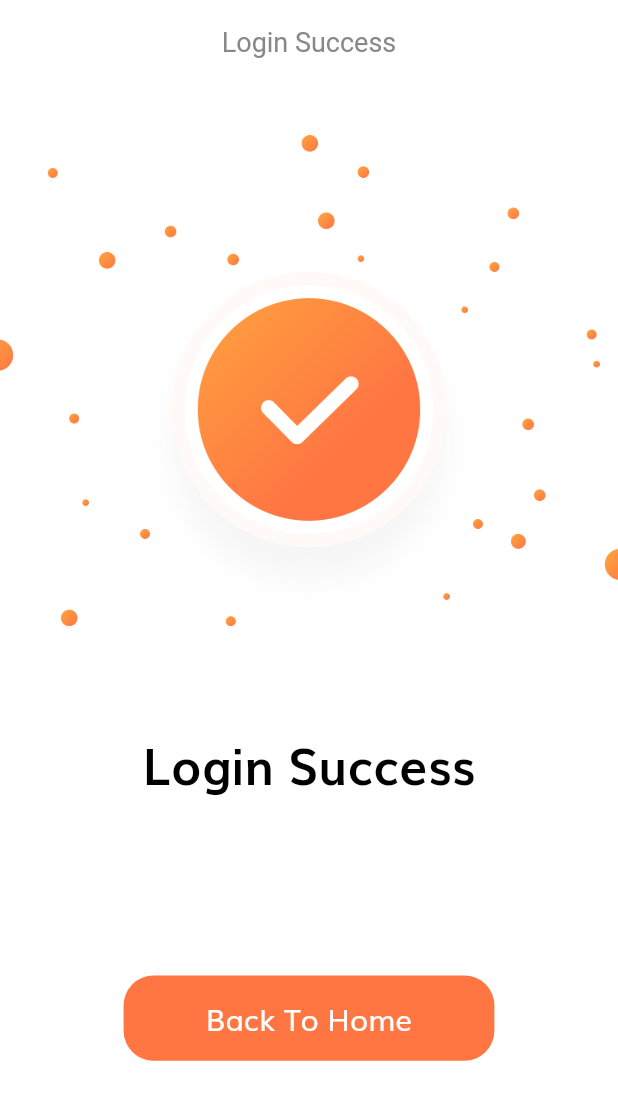
After one commit to AbdulRahmanMudasser/Flutter-E-Commerce-App, a Flutter app: the LoginSuccessPage screen opened by its route, on a phone screen of 412 x 824 dp. The commit adds this screen. Shown: the top 1100 px of the screen. Run offline on Flutter 3.47's test engine with Material 2 defaults, Android fonts, the phone set to English and light mode, and no system bars; our stand-ins replace flutter_svg.

Commit message:
Login Success Page Completed

```diff
--- /dev/null
+++ b/lib/components/widgets/login_success_page/login_success_body.dart
@@ -0,0 +1,45 @@
+import 'package:flutter/material.dart';
+import 'package:flutter_e_commerce_app/components/widgets/reusable_button.dart';
+import 'package:flutter_e_commerce_app/config/app_assets.dart';
+import 'package:flutter_e_commerce_app/config/app_size_config.dart';
+
+import '../../../config/app_string.dart';
+
+class LoginSuccessBody extends StatelessWidget {
+  const LoginSuccessBody({super.key});
+
+  @override
+  Widget build(BuildContext context) {
+    return Column(
+      children: [
+        SizedBox(
+          height: AppSizeConfig.screenHeight * 0.04,
+        ),
+        Image.asset(
+          AppAssets.loginSuccess,
+          height: AppSizeConfig.screenHeight * 0.4,
+        ),
+        SizedBox(
+          height: AppSizeConfig.screenHeight * 0.08,
+        ),
+        Text(
+          AppStrings.loginSuccess,
+          style: TextStyle(
+            fontSize: AppSizeConfig.getProportionateScreenWidth(30),
+            fontWeight: FontWeight.bold,
+            color: Colors.black,
+          ),
+        ),
+        const Spacer(),
+        SizedBox(
+          width: AppSizeConfig.screenWidth * 0.6,
+          child: ReusableButton(
+            text: AppStrings.backToHome,
+            onPressed: () {},
+          ),
+        ),
+        const Spacer(),
+      ],
+    );
+  }
+}
--- a/lib/config/app_assets.dart
+++ b/lib/config/app_assets.dart
@@ -2,6 +2,8 @@ class AppAssets {
   static const String splash1 = "assets/images/splash_1.png";
   static const String splash2 = "assets/images/splash_2.png";
   static const String splash3 = "assets/images/splash_3.png";
+
+  static const String loginSuccess = "assets/images/success.png";
 
   static const String mail = "assets/icons/Mail.svg";
   static const String lock = "assets/icons/Lock.svg";
--- a/lib/config/app_routes.dart
+++ b/lib/config/app_routes.dart
@@ -1,5 +1,6 @@
 import 'package:flutter/cupertino.dart';
 import 'package:flutter_e_commerce_app/pages/fogot_password_page.dart';
+import 'package:flutter_e_commerce_app/pages/login_success_page.dart';
 import 'package:flutter_e_commerce_app/pages/sign_in_page.dart';
 import 'package:flutter_e_commerce_app/pages/splash_page.dart';
 
@@ -8,5 +9,6 @@ class AppRoutes {
     "/splashPage": (context) => const SplashPage(),
     "/signInPage": (context) => const SignInPage(),
     "/forgotPasswordPage": (context) => const ForgotPasswordPage(),
+    "/loginSuccessPage": (context) => const LoginSuccessPage(),
   };
 }
--- a/lib/config/app_string.dart
+++ b/lib/config/app_string.dart
@@ -25,4 +25,7 @@ class AppStrings {
   static const kPassNullError = "Please Enter Your Password";
   static const kShortPassError = "Password Is Too Short";
   static const kMissMatchPassError = "Passwords Don't Match";
+
+  static const String loginSuccess = "Login Success";
+  static const String backToHome = "Back To Home";
 }
--- a/lib/config/app_theme.dart
+++ b/lib/config/app_theme.dart
@@ -38,5 +38,6 @@ class AppTheme {
     contentPadding: const EdgeInsets.symmetric(horizontal: 42, vertical: 20),
     enabledBorder: AppConstants.outlineInputBorder,
     focusedBorder: AppConstants.outlineInputBorder,
+    errorBorder: AppConstants.outlineInputBorder,
   );
 }
--- a/lib/pages/fogot_password_page.dart
+++ b/lib/pages/fogot_password_page.dart
@@ -1,6 +1,6 @@
 import 'package:flutter/material.dart';
 
-import '../components/widgets/forgot_password_body.dart';
+import '../components/widgets/forgot_password_page/forgot_password_body.dart';
 import '../config/app_string.dart';
 
 class ForgotPasswordPage extends StatelessWidget {
--- /dev/null
+++ b/lib/pages/login_success_page.dart
@@ -0,0 +1,19 @@
+import 'package:flutter/material.dart';
+
+import '../components/widgets/login_success_page/login_success_body.dart';
+import '../config/app_string.dart';
+
+class LoginSuccessPage extends StatelessWidget {
+  const LoginSuccessPage({super.key});
+
+  @override
+  Widget build(BuildContext context) {
+    return Scaffold(
+      appBar: AppBar(
+        leading: const SizedBox(),
+        title: const Text(AppStrings.loginSuccess),
+      ),
+      body: const LoginSuccessBody(),
+    );
+  }
+}
```
Also changed, not shown: lib/components/widgets/forgot_password_page/forgot_password_body.dart (added, +47 -0 lines), lib/components/widgets/forgot_password_page/forgot_password_form.dart (renamed from lib/components/widgets/forgot_password_body.dart, +9 -51 lines), lib/components/widgets/sign_in_page/sign_in_form.dart (+15 -0 lines).
